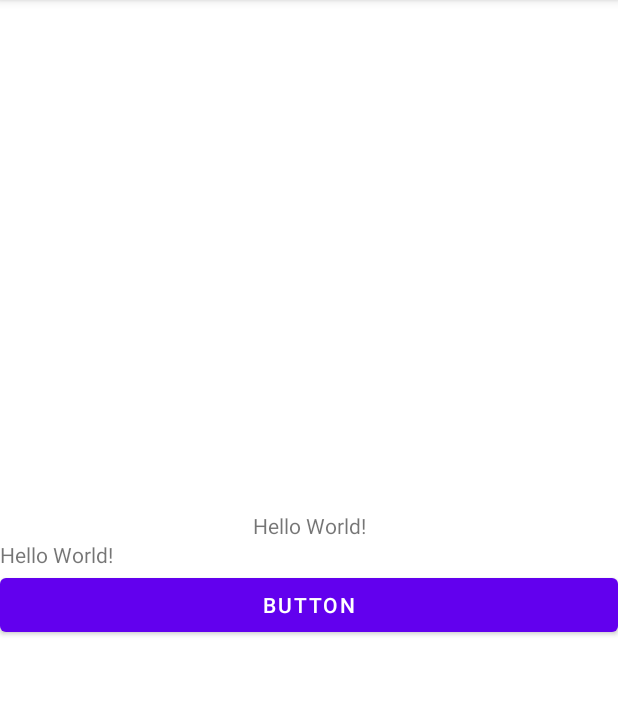
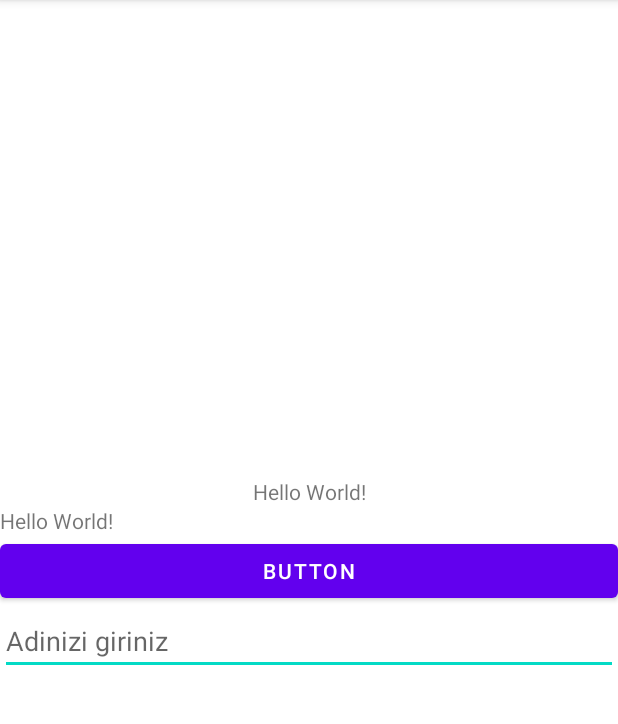
Before and after one commit to mckasap/2023week2.01_2, an Android app: the screen it shows after launch (MainActivity), on a phone screen of 412 x 824 dp, the part 84-808 px from its top. Run offline under Robolectric (Android 15) with nearby library versions, the phone set to English and light mode, and no system bars.

Commit message:
Activity LifeCycle 2

```diff
--- a/app/src/main/java/com/example/a2023week201/MainActivity.java
+++ b/app/src/main/java/com/example/a2023week201/MainActivity.java
@@ -6,6 +6,11 @@ import androidx.appcompat.app.AppCompatActivity;
 import android.content.res.Configuration;
 import android.os.Bundle;
 import android.util.Log;
+import android.view.View;
+import android.widget.Button;
+import android.widget.EditText;
+import android.widget.TextView;
+import android.widget.Toast;
 
 public class MainActivity extends AppCompatActivity {
     @Override
@@ -54,11 +59,33 @@ public class MainActivity extends AppCompatActivity {
         super.onStart();
         Log.d("MCK","OnStart_Bize her yer Trabzon");
     }
+    Button btn;
+    TextView tv;
+    EditText et;
 
     @Override
     protected void onCreate(Bundle savedInstanceState) {
         super.onCreate(savedInstanceState);
         setContentView(R.layout.activity_main);
+        btn=(Button) findViewById(R.id.button);
+        tv=(TextView) findViewById(R.id.tvLabl1);
+        et=(EditText) findViewById(R.id.editTextTextPersonName);
+
+        btn.setOnClickListener(new View.OnClickListener() {
+            @Override
+            public void onClick(View v) {
+                tv.setText(et.getText().toString());
+
+            }
+        });
         Log.d("MCK","OnCreate_Bize her yer Trabzon");
     }
+
+    public  void ClickMe(View  v){
+
+        Toast.makeText(MainActivity.this,"2Bize her yer Trabzon ",Toast.LENGTH_LONG).show();
+        Log.d("MCK","clickme_ her yer Trabzon");
+    }
+
+
 }
--- a/app/src/main/res/layout/activity_main.xml
+++ b/app/src/main/res/layout/activity_main.xml
@@ -16,13 +16,14 @@
         app:layout_constraintTop_toTopOf="parent">
 
         <TextView
+            android:id="@+id/tvLabl1"
             android:layout_width="match_parent"
             android:layout_height="match_parent"
             android:text="Hello World!"
             android:textAlignment="center"
             app:layout_constraintBottom_toBottomOf="parent"
+
             app:layout_constraintEnd_toEndOf="parent"
-
             app:layout_constraintStart_toStartOf="parent"
             app:layout_constraintTop_toTopOf="parent" />
 
@@ -37,7 +38,16 @@
             android:id="@+id/button"
             android:layout_width="match_parent"
             android:layout_height="wrap_content"
+            android:onClick="ClickMe"
             android:text="Button" />
+
+        <EditText
+            android:id="@+id/editTextTextPersonName"
+            android:hint="Adinizi giriniz"
+            android:layout_width="match_parent"
+            android:layout_height="match_parent"
+            android:ems="10"
+            android:inputType="textPersonName" />
     </LinearLayout>
 
 </androidx.constraintlayout.widget.ConstraintLayout>
```
